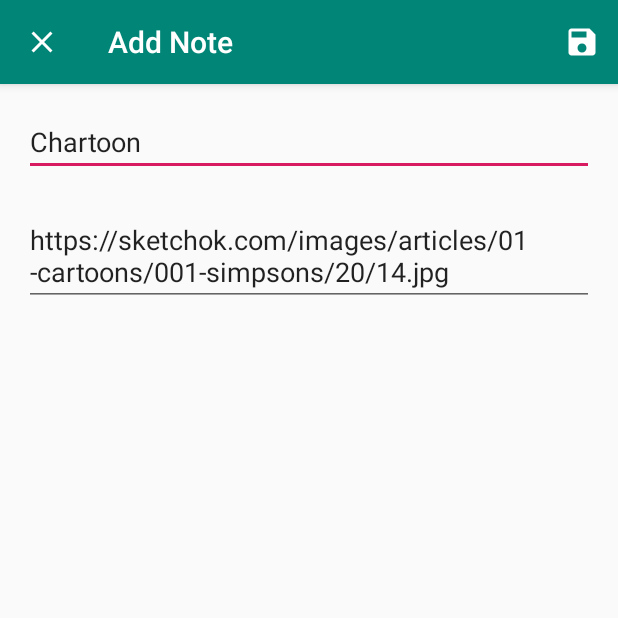
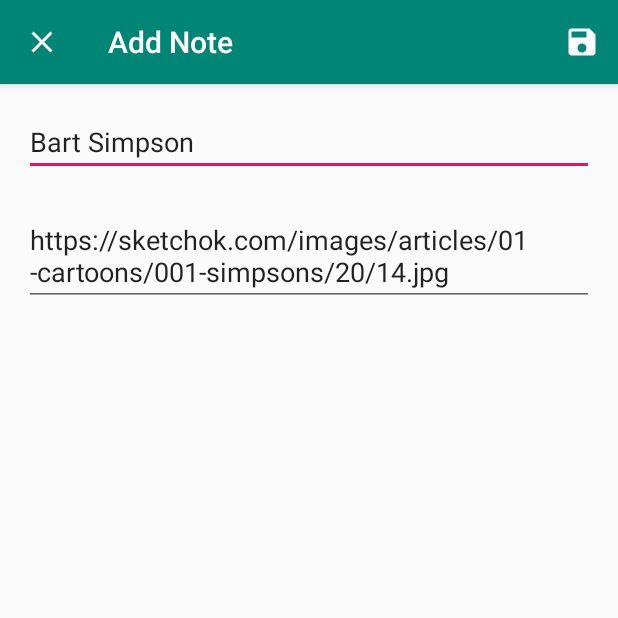
Before and after one commit to Abdelrhman22/Room-Task, an Android app: the AddCharacter screen opened directly, with no data from a screen before it, on a phone screen of 412 x 824 dp, the top half of it. Run offline under Robolectric (Android 15) with nearby library versions, the phone set to English and light mode, and no system bars.

Commit message:
update AddCharacter Activity

```diff
--- a/Assignment/app/src/main/res/layout/activity_add_character.xml
+++ b/Assignment/app/src/main/res/layout/activity_add_character.xml
@@ -8,7 +8,7 @@
     android:padding="16dp"
     tools:context=".screens.addCharacter.AddCharacter">
     <EditText
-        android:text="Chartoon"
+        android:text="Bart Simpson"
         android:id="@+id/edit_text_name"
         android:layout_width="match_parent"
         android:layout_height="wrap_content"
```
